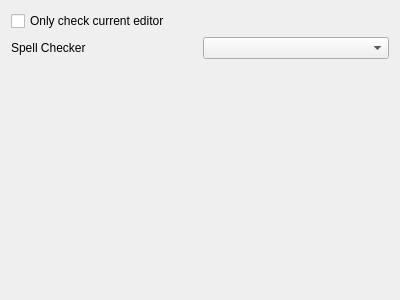
Above: spellcheckercoreoptionswidget.ui from CJCombrink/SpellChecker-Plugin before the change. Below: the same form after it.
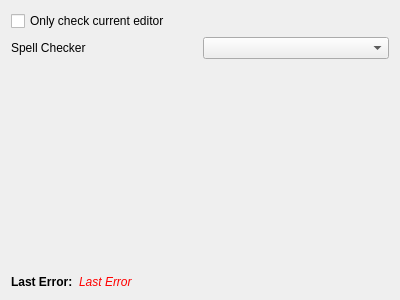
That is the form after the change.

Commit message: Improved Hunspell Options page - Added tooltips to the different dictionaries to describe their usages. - Made the Dictionary field read-only. This can only be changed using the file selection dialog. - Added logic for first time setup to create a custom name for the user dictionary. The user can then change this if needed (this will help 1st time users if they do not care about re-using a user dictionary, reduce some complexity). The Auto populated directory will be in the User Resource Path (on windows this is %APPDATA%/QtProject/). This closes #16.

The edit to the form file:
```diff
--- a/spellcheckercoreoptionswidget.ui
+++ b/spellcheckercoreoptionswidget.ui
@@ -17,16 +17,6 @@
    <item row="2" column="0" colspan="2">
     <widget class="QWidget" name="spellCheckerOptionsWidgetHolder" native="true"/>
    </item>
-   <item row="1" column="0">
-    <widget class="QLabel" name="label">
-     <property name="text">
-      <string>Spell Checker</string>
-     </property>
-    </widget>
-   </item>
-   <item row="1" column="1">
-    <widget class="QComboBox" name="comboBoxSpellChecker"/>
-   </item>
    <item row="0" column="0" colspan="2">
     <widget class="QCheckBox" name="checkBoxOnlyCheckCurrent">
      <property name="toolTip">
@@ -37,6 +27,80 @@
      </property>
     </widget>
    </item>
+   <item row="1" column="1">
+    <widget class="QComboBox" name="comboBoxSpellChecker"/>
+   </item>
+   <item row="1" column="0">
+    <widget class="QLabel" name="label">
+     <property name="text">
+      <string>Spell Checker</string>
+     </property>
+    </widget>
+   </item>
+   <item row="3" column="0" colspan="2">
+    <widget class="QWidget" name="widgetErrorOutput" native="true">
+     <property name="sizePolicy">
+      <sizepolicy hsizetype="Preferred" vsizetype="Maximum">
+       <horstretch>0</horstretch>
+       <verstretch>0</verstretch>
+      </sizepolicy>
+     </property>
+     <layout class="QHBoxLayout" name="horizontalLayout">
+      <property name="leftMargin">
+       <number>0</number>
+      </property>
+      <property name="topMargin">
+       <number>0</number>
+      </property>
+      <property name="rightMargin">
+       <number>0</number>
+      </property>
+      <property name="bottomMargin">
+       <number>0</number>
+      </property>
+      <item>
+       <widget class="QLabel" name="label_2">
+        <property name="sizePolicy">
+         <sizepolicy hsizetype="Maximum" vsizetype="Maximum">
+          <horstretch>0</horstretch>
+          <verstretch>0</verstretch>
+         </sizepolicy>
+        </property>
+        <property name="font">
+         <font>
+          <weight>75</weight>
+          <bold>true</bold>
+         </font>
+        </property>
+        <property name="text">
+         <string>Last Error:</string>
+        </property>
+       </widget>
+      </item>
+      <item>
+       <widget class="QLabel" name="labelError">
+        <property name="sizePolicy">
+         <sizepolicy hsizetype="Expanding" vsizetype="Maximum">
+          <horstretch>0</horstretch>
+          <verstretch>0</verstretch>
+         </sizepolicy>
+        </property>
+        <property name="font">
+         <font>
+          <italic>true</italic>
+         </font>
+        </property>
+        <property name="styleSheet">
+         <string notr="true">color: red</string>
+        </property>
+        <property name="text">
+         <string>Last Error</string>
+        </property>
+       </widget>
+      </item>
+     </layout>
+    </widget>
+   </item>
   </layout>
  </widget>
  <resources/>
```
The commit also changes 6 other files.
